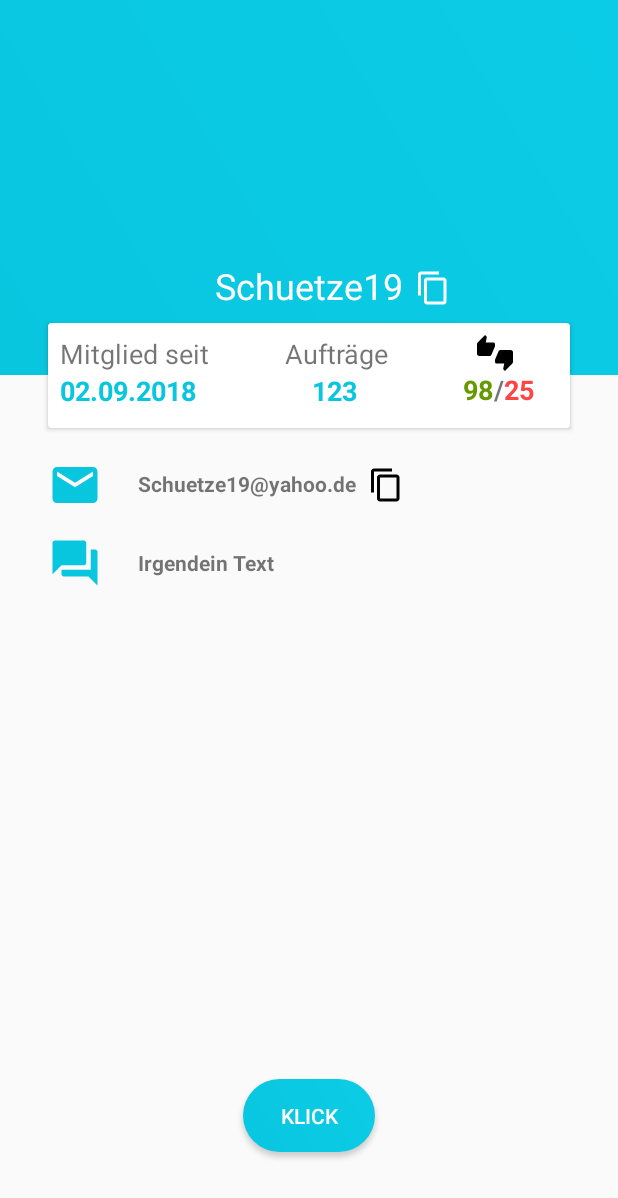
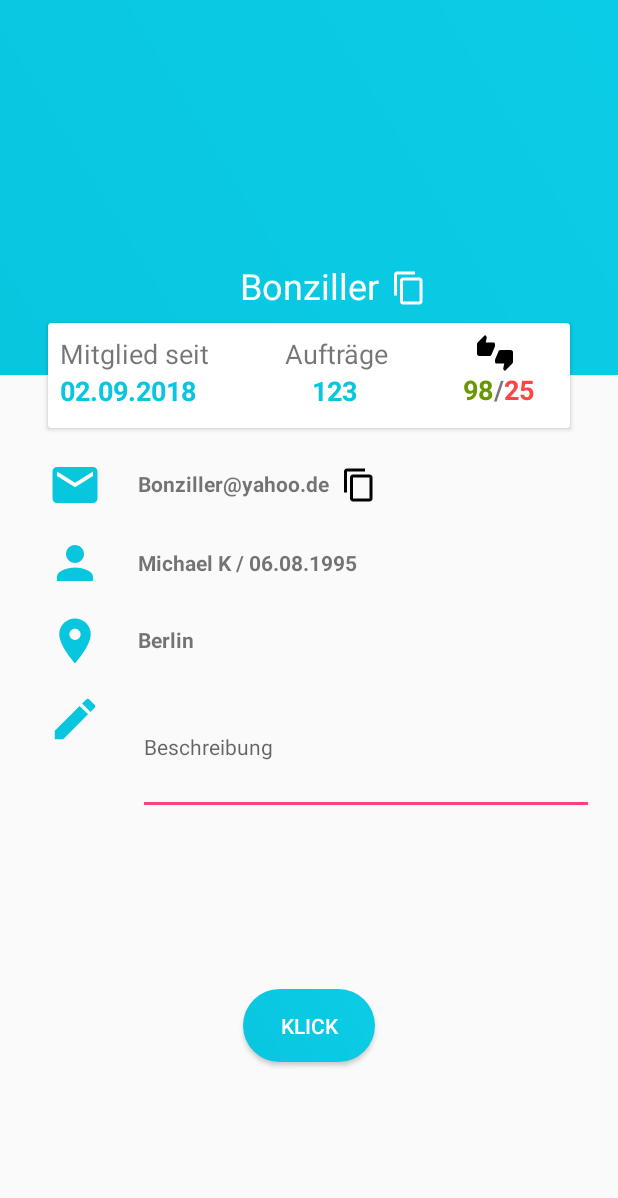
Before and after one commit to Schuetze19/SelfmadeMoney, an Android app: the screen it shows after launch (ProfilActivity), on a phone screen of 412 x 824 dp. Shown: the top 1198 px of the screen. Run offline under Robolectric (Android 15) with nearby library versions, the phone set to English and light mode, and no system bars; our stand-ins replace CircleImageView, Picasso; libraries missing offline, so code that uses them is left out: jp.wasabeef.picasso; 1 statement that could not run was skipped.

Commit message:
Profil erweitert.

```diff
--- a/app/src/main/java/com/example/dennis/selfmademoney/ProfilActivity.java
+++ b/app/src/main/java/com/example/dennis/selfmademoney/ProfilActivity.java
@@ -1,12 +1,10 @@
 package com.example.dennis.selfmademoney;
 
-import android.content.ClipData;
-import android.content.ClipboardManager;
-import android.content.Context;
 import android.os.Bundle;
 import android.support.annotation.Nullable;
 import android.support.v7.app.AppCompatActivity;
 import android.view.View;
+import android.widget.EditText;
 import android.widget.ImageView;
 import android.widget.TextView;
 import android.widget.Toast;
@@ -22,7 +20,8 @@ import jp.wasabeef.picasso.transformations.CropCircleTransformation;
 public class ProfilActivity extends AppCompatActivity {
 
     private CircleImageView profilBild;
-    private TextView txtUsername, txtEmail, txtMitgliedSeit;
+    private TextView txtUsername, txtEmail, txtMitgliedSeit, txtFullName, txtPlace;
+    private EditText editDescription;
     private ImageView emailToClip, usernameToClip;
 
     @Override
@@ -36,24 +35,30 @@ public class ProfilActivity extends AppCompatActivity {
         txtEmail = (TextView) findViewById(R.id.txtEmail);
         emailToClip = (ImageView) findViewById(R.id.emailToClip);
         usernameToClip = (ImageView) findViewById(R.id.usernameToClip);
+        txtFullName = (TextView) findViewById(R.id.txtFullName);
+        txtPlace = (TextView) findViewById(R.id.txtPlace);
+        editDescription = (EditText) findViewById(R.id.editDescription);
 
-        final User user = new UserDao().findById(1);
+        final User user = new UserDao().findById(2);
         txtUsername.setText(user.getUsername());
         txtMitgliedSeit.setText(user.getMitgliedSeit());
         txtEmail.setText(user.getEmail());
+        txtFullName.setText(user.getFullName() + " / " + user.getGeborenAm());
+        txtPlace.setText(user.getWohnort());
+        editDescription.setText(user.getBeschreibung());
         emailToClip.setOnClickListener(new View.OnClickListener() {
             @Override
             public void onClick(View view) {
-                ClipboardUtil.copyToClipboard(ProfilActivity.this,"email",user.getEmail());
-                Toast.makeText(ProfilActivity.this,user.getEmail()+" kopiert",Toast.LENGTH_SHORT).show();
+                ClipboardUtil.copyToClipboard(ProfilActivity.this,"email", user.getEmail());
+                Toast.makeText(ProfilActivity.this,user.getEmail()+" kopiert", Toast.LENGTH_SHORT).show();
             }
         });
 
         usernameToClip.setOnClickListener(new View.OnClickListener() {
             @Override
             public void onClick(View view) {
-                ClipboardUtil.copyToClipboard(ProfilActivity.this,"username",user.getUsername());
-                Toast.makeText(ProfilActivity.this,user.getUsername()+" kopiert",Toast.LENGTH_SHORT).show();
+                ClipboardUtil.copyToClipboard(ProfilActivity.this,"username", user.getUsername());
+                Toast.makeText(ProfilActivity.this,user.getUsername()+" kopiert", Toast.LENGTH_SHORT).show();
             }
         });
 
--- a/app/src/main/java/com/example/dennis/selfmademoney/dao/UserDao.java
+++ b/app/src/main/java/com/example/dennis/selfmademoney/dao/UserDao.java
@@ -2,22 +2,33 @@ package com.example.dennis.selfmademoney.dao;
 
 import com.example.dennis.selfmademoney.model.User;
 
+import java.text.ParseException;
+import java.text.SimpleDateFormat;
 import java.util.ArrayList;
 import java.util.Arrays;
+import java.util.Date;
 
 public class UserDao implements IRepository<User> {
 
-    private final ArrayList<User> userList = new ArrayList(Arrays.asList(
-            new User(1,"Schuetze19","Schuetze19@yahoo.de","PasswordSchuetze"),
-            new User(2,"Bonziller","Bonziller@yahoo.de","PasswordBonziller"),
-            new User(3,"MoneyMüller","MoneyMüller@yahoo.de","PasswordMoneyMüller"),
-            new User(4,"SiegerTyp","SiegerTyp@yahoo.de","PasswordSiegerTyp"),
-            new User(5,"StahlTräger18","StahlTräger18@yahoo.de","PasswordStahlTräger18"),
-            new User(6,"Gnome8532","Gnome8532@yahoo.de","PasswordGnome8532"),
-            new User(7,"TopfGold","TopfGold@yahoo.de","PasswordTopfGold"),
-            new User(8,"DonaldTrump","DonaldTrump@yahoo.de","PasswordDonaldTrump"),
-            new User(9,"GeldMaschine","GeldMaschine@yahoo.de","PasswordGeldMaschine"),
-            new User(10,"AliBaba","AliBaba@yahoo.de","PasswordAliBaba")));
+    private ArrayList<User> userList;
+
+    {
+        try {
+            userList = new ArrayList(Arrays.asList(
+                        new User(1,"Dennis","A","Schuetze19","Schuetze19@yahoo.de","PasswordSchuetze", new SimpleDateFormat("dd.MM.yyyy").parse("01.01.1980"),"Berlin",true),
+                        new User(2,"Michael","K","Bonziller","Bonziller@yahoo.de","PasswordBonziller", new SimpleDateFormat("dd.MM.yyyy").parse("06.08.1995"),"Berlin", true),
+                        new User(3,"Meier","Müller","MoneyMüller","MoneyMüller@yahoo.de","PasswordMoneyMüller", new SimpleDateFormat("dd.MM.yyyy").parse("11.11.1958"),"Brandenburg", true),
+                        new User(4,"Henry","Sieg","SiegerTyp","SiegerTyp@yahoo.de","PasswordSiegerTyp", new SimpleDateFormat("dd.MM.yyyy").parse("21.07.1988"),"Köln", true),
+                        new User(5,"Carsten","Stahl","StahlTräger18","StahlTräger18@yahoo.de","PasswordStahlTräger18", new SimpleDateFormat("dd.MM.yyyy").parse("15.02.1991"),"München",true),
+                        new User(6,"Gisela","Norment","Gnome8532","Gnome8532@yahoo.de","PasswordGnome8532", new SimpleDateFormat("dd.MM.yyyy").parse("09.06.1978"),"Stuttgart", false),
+                        new User(7,"Tina","Gold","TopfGold","TopfGold@yahoo.de","PasswordTopfGold", new SimpleDateFormat("dd.MM.yyyy").parse("03.04.1986"),"Hamburg", false),
+                        new User(8,"Donald","Trump","DonaldTrump","DonaldTrump@yahoo.de","PasswordDonaldTrump", new SimpleDateFormat("dd.MM.yyyy").parse("13.01.1990"),"Frankfurt", true),
+                        new User(9,"Robert","Reuther","GeldMaschine","GeldMaschine@yahoo.de","PasswordGeldMaschine", new SimpleDateFormat("dd.MM.yyyy").parse("07.07.1977"),"Berlin", true),
+                        new User(10,"Ali","Baba","AliBaba","AliBaba@yahoo.de","PasswordAliBaba", new SimpleDateFormat("dd.MM.yyyy").parse("22.12.1978"),"Köln", true)));
+        } catch (ParseException e) {
+            e.printStackTrace();
+        }
+    }
 
     @Override
     public User save(User model) {
--- a/app/src/main/java/com/example/dennis/selfmademoney/model/User.java
+++ b/app/src/main/java/com/example/dennis/selfmademoney/model/User.java
@@ -1,4 +1,6 @@
 package com.example.dennis.selfmademoney.model;
+
+import com.example.dennis.selfmademoney.R;
 
 import java.text.SimpleDateFormat;
 import java.util.Calendar;
@@ -7,17 +9,23 @@ import java.util.Date;
 public class User {
 
     private final long id;
-    private final String username;
-    private String password;
-    private final String email;
+    private final boolean male;
+    private final String username, vorname, nachname, wohnort, email;
+    private String password, beschreibung;
     private final Calendar mitgliedSeit = Calendar.getInstance();
+    private final Calendar geborenAm = Calendar.getInstance();
 
-    public User(final long id, final String username, final String email, String password){
+    public User(final long id, final String vorname, final String nachname, final String username, final String email, String password, final Date geborenAm, final String wohnort, boolean male){
         this.id = id;
+        this.vorname = vorname;
+        this.nachname = nachname;
         this.username = username;
         this.email = email;
         this.password = password;
+        this.geborenAm.setTime(geborenAm);
         this.mitgliedSeit.setTime(new Date());
+        this.wohnort = wohnort;
+        this.male = male;
     }
 
     public long getId() {
@@ -44,4 +52,35 @@ public class User {
         return new SimpleDateFormat("dd.MM.yyyy").format(mitgliedSeit.getTime());
     }
 
+    public String getVorname() {
+        return vorname;
+    }
+
+    public String getNachname() {
+        return nachname;
+    }
+
+    public String getFullName(){
+        return vorname+" "+nachname;
+    }
+
+    public String getGeborenAm() {
+        return new SimpleDateFormat("dd.MM.yyyy").format(geborenAm.getTime());
+    }
+
+    public String getWohnort() {
+        return wohnort;
+    }
+
+    public boolean isMale() {
+        return male;
+    }
+
+    public String getBeschreibung() {
+        return beschreibung;
+    }
+
+    public void setBeschreibung(String beschreibung) {
+        this.beschreibung = beschreibung;
+    }
 }
--- /dev/null
+++ b/app/src/main/res/drawable/ic_mode_edit_black_24dp.xml
@@ -0,0 +1,4 @@
+<vector android:height="36dp" android:viewportHeight="24.0"
+    android:viewportWidth="24.0" android:width="36dp" xmlns:android="http://schemas.android.com/apk/res/android">
+    <path android:fillColor="#FF000000" android:pathData="M3,17.25V21h3.75L17.81,9.94l-3.75,-3.75L3,17.25zM20.71,7.04c0.39,-0.39 0.39,-1.02 0,-1.41l-2.34,-2.34c-0.39,-0.39 -1.02,-0.39 -1.41,0l-1.83,1.83 3.75,3.75 1.83,-1.83z"/>
+</vector>
--- /dev/null
+++ b/app/src/main/res/drawable/ic_person_black_36dp.xml
@@ -0,0 +1,4 @@
+<vector android:height="36dp" android:viewportHeight="24.0"
+    android:viewportWidth="24.0" android:width="36dp" xmlns:android="http://schemas.android.com/apk/res/android">
+    <path android:fillColor="#FF000000" android:pathData="M12,12c2.21,0 4,-1.79 4,-4s-1.79,-4 -4,-4 -4,1.79 -4,4 1.79,4 4,4zM12,14c-2.67,0 -8,1.34 -8,4v2h16v-2c0,-2.66 -5.33,-4 -8,-4z"/>
+</vector>
--- /dev/null
+++ b/app/src/main/res/drawable/ic_place_black_36dp.xml
@@ -0,0 +1,4 @@
+<vector android:height="36dp" android:viewportHeight="24.0"
+    android:viewportWidth="24.0" android:width="36dp" xmlns:android="http://schemas.android.com/apk/res/android">
+    <path android:fillColor="#FF000000" android:pathData="M12,2C8.13,2 5,5.13 5,9c0,5.25 7,13 7,13s7,-7.75 7,-13c0,-3.87 -3.13,-7 -7,-7zM12,11.5c-1.38,0 -2.5,-1.12 -2.5,-2.5s1.12,-2.5 2.5,-2.5 2.5,1.12 2.5,2.5 -1.12,2.5 -2.5,2.5z"/>
+</vector>
--- a/app/src/main/res/layout/activity_profil.xml
+++ b/app/src/main/res/layout/activity_profil.xml
@@ -69,7 +69,7 @@
                 android:textColor="@color/profilStartBlue"
                 android:textSize="18sp"
                 android:textStyle="bold"
-                app:layout_constraintEnd_toStartOf="@+id/txtBewertung"
+                app:layout_constraintEnd_toStartOf="@+id/txtPositiv"
                 app:layout_constraintHorizontal_bias="0.46"
                 app:layout_constraintStart_toEndOf="@+id/textView2"
                 app:layout_constraintTop_toBottomOf="@+id/textView6" />
@@ -85,7 +85,7 @@
                 app:srcCompat="@drawable/ic_thumbs_up_down_black_24dp" />
 
             <TextView
-                android:id="@+id/txtBewertung"
+                android:id="@+id/txtPositiv"
                 android:layout_width="wrap_content"
                 android:layout_height="wrap_content"
                 android:text="98"
@@ -102,11 +102,11 @@
                 android:text="/"
                 android:textSize="18sp"
                 android:textStyle="bold"
-                app:layout_constraintEnd_toStartOf="@+id/textView3"
+                app:layout_constraintEnd_toStartOf="@+id/txtNegativ"
                 app:layout_constraintTop_toBottomOf="@+id/imageView2" />
 
             <TextView
-                android:id="@+id/textView3"
+                android:id="@+id/txtNegativ"
                 android:layout_width="wrap_content"
                 android:layout_height="wrap_content"
                 android:layout_marginEnd="24dp"
@@ -198,22 +198,33 @@
         app:layout_constraintTop_toBottomOf="@+id/cardView" />
 
     <ImageView
+        android:id="@+id/emailToClip"
+        android:layout_width="24dp"
+        android:layout_height="24dp"
+        android:layout_marginStart="8dp"
+        android:layout_marginTop="26dp"
+        app:layout_constraintStart_toEndOf="@+id/txtEmail"
+        app:layout_constraintTop_toBottomOf="@+id/cardView"
+        app:srcCompat="@drawable/ic_content_copy_black_36dp" />
+
+    <ImageView
         android:id="@+id/chatImage"
         android:layout_width="wrap_content"
         android:layout_height="wrap_content"
         android:layout_marginStart="32dp"
         android:layout_marginTop="16dp"
+        android:tint="@color/profilStartBlue"
         app:layout_constraintStart_toStartOf="parent"
         app:layout_constraintTop_toBottomOf="@+id/emailImage"
-        app:srcCompat="@drawable/ic_forum_black_36dp" />
+        app:srcCompat="@drawable/ic_person_black_36dp" />
 
     <TextView
-        android:id="@+id/textView11"
+        android:id="@+id/txtFullName"
         android:layout_width="wrap_content"
         android:layout_height="wrap_content"
         android:layout_marginStart="24dp"
         android:layout_marginTop="33dp"
-        android:text="Irgendein Text"
+        android:text="Vorname Nachname"
         android:textSize="14sp"
         android:textStyle="bold"
         app:layout_constraintStart_toEndOf="@+id/chatImage"
@@ -225,24 +236,62 @@
         android:layout_height="wrap_content"
         android:layout_marginEnd="8dp"
         android:layout_marginStart="8dp"
-        android:layout_marginTop="16dp"
         android:background="@drawable/profilbuttonstyle"
         android:text="Klick"
         android:textColor="#fff"
         app:layout_constraintBottom_toBottomOf="parent"
         app:layout_constraintEnd_toEndOf="parent"
         app:layout_constraintStart_toStartOf="parent"
-        app:layout_constraintTop_toBottomOf="@+id/textView11"
-        app:layout_constraintVertical_bias="0.85" />
+        app:layout_constraintTop_toBottomOf="@+id/editDescription" />
 
     <ImageView
-        android:id="@+id/emailToClip"
-        android:layout_width="24dp"
-        android:layout_height="24dp"
-        android:layout_marginStart="8dp"
-        android:layout_marginTop="26dp"
-        app:layout_constraintStart_toEndOf="@+id/txtEmail"
-        app:layout_constraintTop_toBottomOf="@+id/cardView"
-        app:srcCompat="@drawable/ic_content_copy_black_36dp" />
+        android:id="@+id/placeImage"
+        android:layout_width="wrap_content"
+        android:layout_height="wrap_content"
+        android:layout_marginStart="32dp"
+        android:layout_marginTop="16dp"
+        android:tint="@color/profilStartBlue"
+        app:layout_constraintStart_toStartOf="parent"
+        app:layout_constraintTop_toBottomOf="@+id/chatImage"
+        app:srcCompat="@drawable/ic_place_black_36dp" />
+
+    <TextView
+        android:id="@+id/txtPlace"
+        android:layout_width="wrap_content"
+        android:layout_height="wrap_content"
+        android:layout_marginStart="24dp"
+        android:layout_marginTop="32dp"
+        android:text="Wohnort"
+        android:textSize="14sp"
+        android:textStyle="bold"
+        app:layout_constraintStart_toEndOf="@+id/placeImage"
+        app:layout_constraintTop_toBottomOf="@+id/txtFullName" />
+
+    <EditText
+        android:id="@+id/editDescription"
+        android:layout_width="0dp"
+        android:layout_height="90dp"
+        android:layout_marginEnd="16dp"
+        android:layout_marginStart="24dp"
+        android:layout_marginTop="8dp"
+        android:ems="10"
+        android:hint="Beschreibung"
+        android:inputType="textMultiLine"
+        android:textSize="14sp"
+        app:layout_constraintEnd_toEndOf="parent"
+        app:layout_constraintHorizontal_bias="0.25"
+        app:layout_constraintStart_toEndOf="@+id/imageView5"
+        app:layout_constraintTop_toBottomOf="@+id/placeImage" />
+
+    <ImageView
+        android:id="@+id/imageView5"
+        android:layout_width="wrap_content"
+        android:layout_height="wrap_content"
+        android:layout_marginStart="32dp"
+        android:layout_marginTop="16dp"
+        android:tint="@color/profilStartBlue"
+        app:layout_constraintStart_toStartOf="parent"
+        app:layout_constraintTop_toBottomOf="@+id/placeImage"
+        app:srcCompat="@drawable/ic_mode_edit_black_24dp" />
 
 </android.support.constraint.ConstraintLayout>
--- a/app/src/main/res/values/strings.xml
+++ b/app/src/main/res/values/strings.xml
@@ -1,3 +1,5 @@
 <resources>
     <string name="app_name">SelfmadeMoney</string>
+    <string name="male_gender">Männlich</string>
+    <string name="female_gender">Weiblich</string>
 </resources>
```
